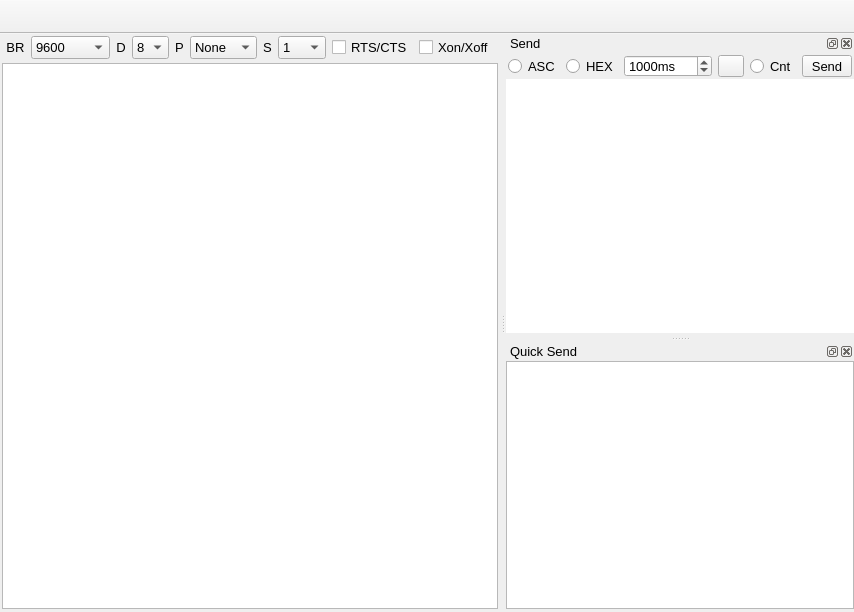
The window that uartvide/ui/mainwindow.ui (gamesun/UartVide) describes before a commit, drawn with Qt 5.
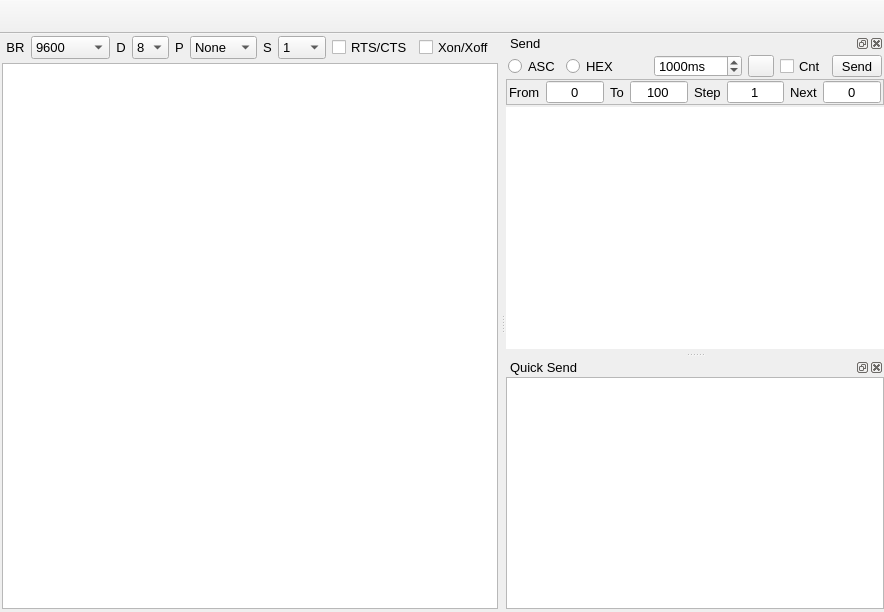
The same window after the commit. Custom widgets are drawn as their Qt base class.

The edit to the form file:
```diff
--- a/uartvide/ui/mainwindow.ui
+++ b/uartvide/ui/mainwindow.ui
@@ -6,7 +6,7 @@
    <rect>
     <x>0</x>
     <y>0</y>
-    <width>766</width>
+    <width>884</width>
     <height>612</height>
    </rect>
   </property>
@@ -682,7 +682,7 @@
     <property name="mouseTracking">
      <bool>true</bool>
     </property>
-    <layout class="QVBoxLayout" name="verticalLayout" stretch="0,1">
+    <layout class="QVBoxLayout" name="verticalLayout" stretch="0,0,1">
      <property name="spacing">
       <number>2</number>
      </property>
@@ -832,7 +832,7 @@
         </widget>
        </item>
        <item>
-        <widget class="QRadioButton" name="rdoCnt">
+        <widget class="QCheckBox" name="chkLoopCnt">
          <property name="minimumSize">
           <size>
            <width>0</width>
@@ -880,6 +880,131 @@
        </item>
       </layout>
      </item>
+     <item>
+      <widget class="QFrame" name="frame_LoopCounter">
+       <property name="mouseTracking">
+        <bool>true</bool>
+       </property>
+       <property name="frameShape">
+        <enum>QFrame::StyledPanel</enum>
+       </property>
+       <property name="frameShadow">
+        <enum>QFrame::Raised</enum>
+       </property>
+       <layout class="QHBoxLayout" name="horizontalLayout_5" stretch="0,1,0,1,0,1,0,1">
+        <property name="leftMargin">
+         <number>2</number>
+        </property>
+        <property name="topMargin">
+         <number>0</number>
+        </property>
+        <property name="rightMargin">
+         <number>2</number>
+        </property>
+        <property name="bottomMargin">
+         <number>0</number>
+        </property>
+        <item>
+         <widget class="QLabel" name="label">
+          <property name="text">
+           <string>From</string>
+          </property>
+         </widget>
+        </item>
+        <item>
+         <widget class="QSpinBox" name="spnFrom">
+          <property name="alignment">
+           <set>Qt::AlignCenter</set>
+          </property>
+          <property name="buttonSymbols">
+           <enum>QAbstractSpinBox::NoButtons</enum>
+          </property>
+          <property name="minimum">
+           <number>-99999</number>
+          </property>
+          <property name="maximum">
+           <number>99999</number>
+          </property>
+         </widget>
+        </item>
+        <item>
+         <widget class="QLabel" name="label_6">
+          <property name="text">
+           <string>To</string>
+          </property>
+         </widget>
+        </item>
+        <item>
+         <widget class="QSpinBox" name="spnTo">
+          <property name="alignment">
+           <set>Qt::AlignCenter</set>
+          </property>
+          <property name="buttonSymbols">
+           <enum>QAbstractSpinBox::NoButtons</enum>
+          </property>
+          <property name="minimum">
+           <number>-99999</number>
+          </property>
+          <property name="maximum">
+           <number>99999</number>
+          </property>
+          <property name="value">
+           <number>100</number>
+          </property>
+         </widget>
+        </item>
+        <item>
+         <widget class="QLabel" name="label_7">
+          <property name="text">
+           <string>Step</string>
+          </property>
+         </widget>
+        </item>
+        <item>
+         <widget class="QSpinBox" name="spnStep">
+          <property name="alignment">
+           <set>Qt::AlignCenter</set>
+          </property>
+          <property name="buttonSymbols">
+           <enum>QAbstractSpinBox::NoButtons</enum>
+          </property>
+          <property name="minimum">
+           <number>-99999</number>
+          </property>
+          <property name="maximum">
+           <number>99999</number>
+          </property>
+          <property name="value">
+           <number>1</number>
+          </property>
+         </widget>
+        </item>
+        <item>
+         <widget class="QLabel" name="label_8">
+          <property name="text">
+           <string>Next</string>
+          </property>
+         </widget>
+        </item>
+        <item>
+         <widget class="QSpinBox" name="spnNext">
+          <property name="alignment">
+           <set>Qt::AlignCenter</set>
+          </property>
+          <property name="buttonSymbols">
+           <enum>QAbstractSpinBox::NoButtons</enum>
+          </property>
+          <property name="minimum">
+           <number>-99999</number>
+          </property>
+          <property name="maximum">
+           <number>99999</number>
+          </property>
+         </widget>
+        </item>
+       </layout>
+      </widget>
+     </item>
      <item>
       <widget class="UVTextEdit" name="txtEdtInput">
        <property name="mouseTracking">
```
